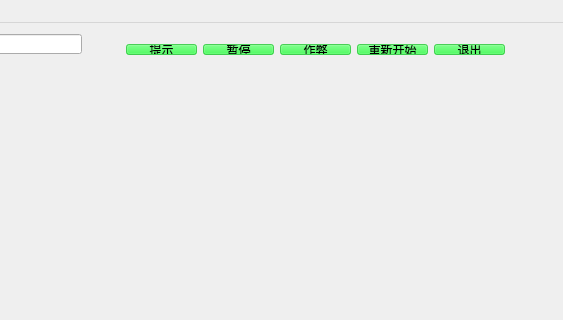
Before: the Qt Designer form main_game_window.ui in jiangzc/QtLianliankan, drawn with Qt 5; both pictures show x 537 to 1100 and y 0 to 320 of the 1100 by 650 pixel window.
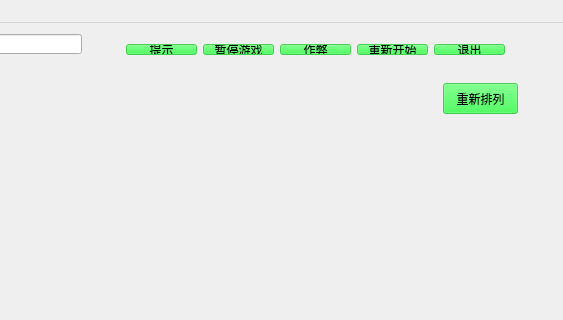
After: the same form once the commit is applied. Icons and pictures are not drawn.

Commit message: add pause and restart fuction

What changed in the file:
```diff
--- a/main_game_window.ui
+++ b/main_game_window.ui
@@ -44,7 +44,7 @@
      <string>时间：</string>
     </property>
    </widget>
-   <widget class="QWidget" name="">
+   <widget class="QWidget" name="layoutWidget">
     <property name="geometry">
      <rect>
       <x>652</x>
@@ -76,7 +76,7 @@
         <string notr="true">background-color: rgba(11, 255, 36, 161);</string>
        </property>
        <property name="text">
-        <string>暂停</string>
+        <string>暂停游戏</string>
        </property>
       </widget>
      </item>
@@ -121,6 +121,25 @@
      </item>
     </layout>
    </widget>
+   <widget class="QPushButton" name="reset_btn">
+    <property name="geometry">
+     <rect>
+      <x>980</x>
+      <y>60</y>
+      <width>75</width>
+      <height>31</height>
+     </rect>
+    </property>
+    <property name="cursor">
+     <cursorShape>PointingHandCursor</cursorShape>
+    </property>
+    <property name="styleSheet">
+     <string notr="true">background-color: rgba(11, 255, 36, 161);</string>
+    </property>
+    <property name="text">
+     <string>重新排列</string>
+    </property>
+   </widget>
   </widget>
   <widget class="QMenuBar" name="menuBar">
    <property name="geometry">
```
The commit also changes 2 other files.
